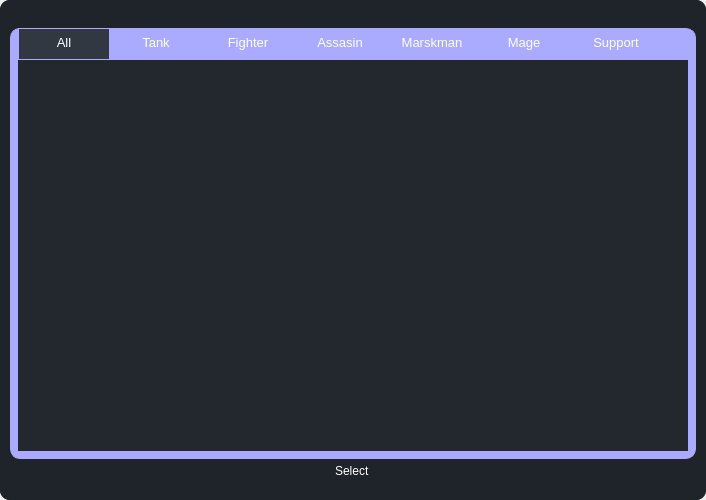
Before: the Qt Designer form ui/dialogs/hero_selector_tab.ui in elian-olbz/mlbb-drafting-and-simulation-tools, drawn with Qt 5.
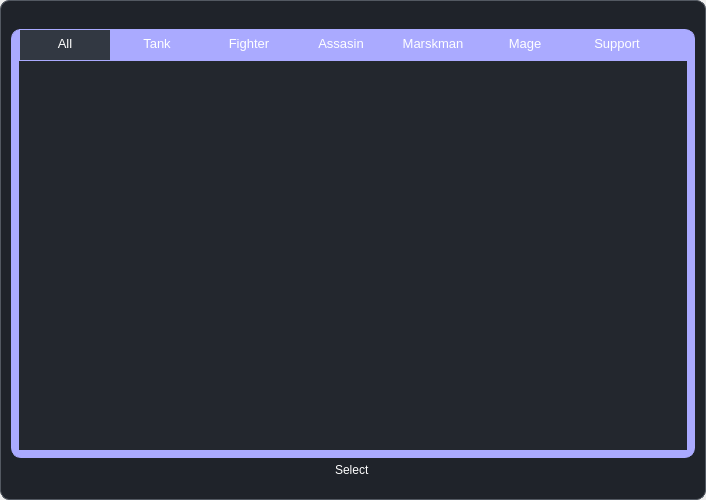
After: the same form once the commit is applied. Icons and pictures are not drawn.

Diff of the .ui file:
```diff
--- a/ui/dialogs/hero_selector_tab.ui
+++ b/ui/dialogs/hero_selector_tab.ui
@@ -14,7 +14,10 @@
    <string>Select Hero</string>
   </property>
   <property name="styleSheet">
-   <string notr="true">border-radius: 10px;</string>
+   <string notr="true">border-radius: 10px;
+border:1px solid; 
+border-color:rgb(83, 89, 98);
+</string>
   </property>
   <layout class="QVBoxLayout" name="verticalLayout">
    <property name="spacing">
```
Left out of the diff: 1 changed line with no effect on the pictures.
